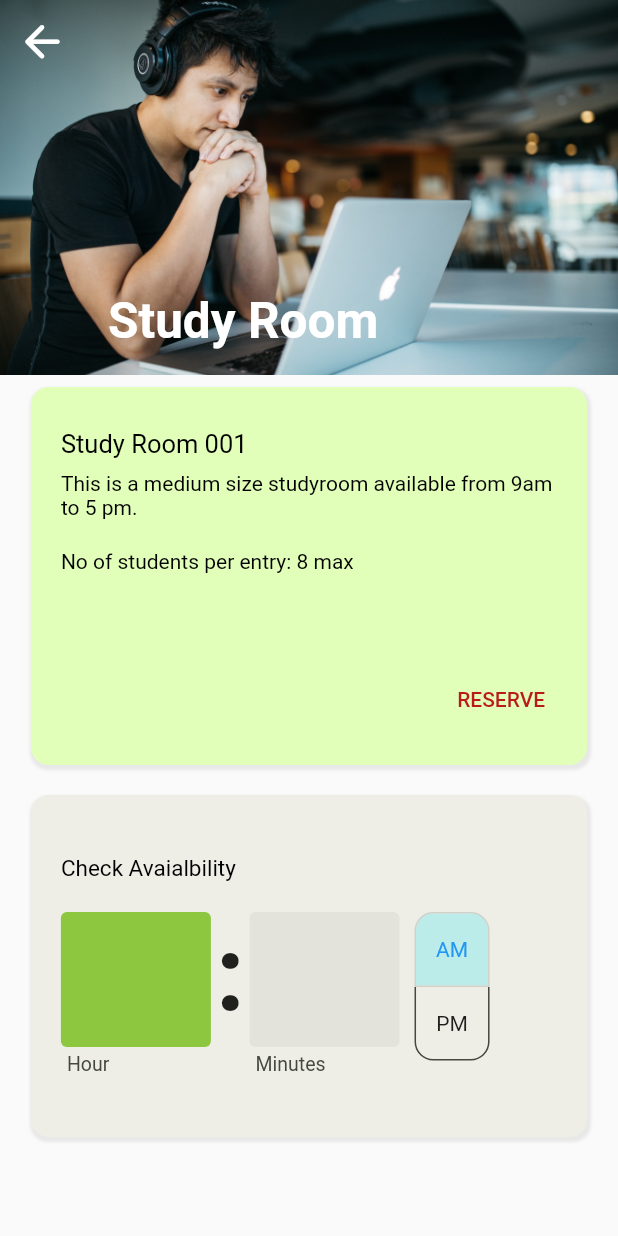
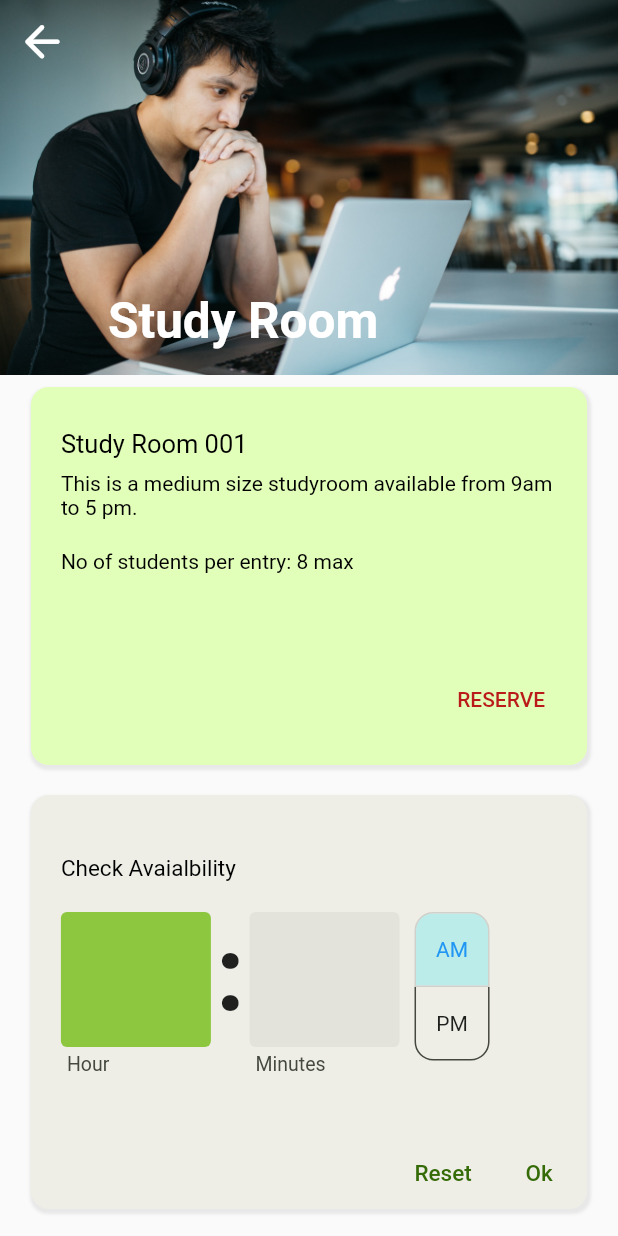
Before and after one commit to demeshFernando/NLIB_NSBM_Library_Assistant, a Flutter app: the screen it shows after launch, after a tap on "AM", on a phone screen of 412 x 824 dp. Run offline on Flutter 3.47's test engine with Material 2 defaults, Android fonts, the light colour scheme and no system bars; our stand-ins replace google_fonts, hexcolor, wakelock.

Commit message:
v0.9 studyroom1
//** functions **//

```diff
--- a/lib/pages/study_home.dart
+++ b/lib/pages/study_home.dart
@@ -17,6 +17,7 @@ class _studyHomeState extends State<studyHome> {
   TextEditingController _hourcontroller = TextEditingController();
   TextEditingController _minutecontroller = TextEditingController();
   List<bool> _selections = List.generate(2, (index) => false);
+  bool isAM = true; //**  AM/PM button , if AM selected this is true  **//
   @override
   Widget build(BuildContext context) {
     Wakelock.enable();
@@ -101,7 +102,9 @@ class _studyHomeState extends State<studyHome> {
                                 mainAxisAlignment: MainAxisAlignment.end,
                                 children: [
                                   TextButton(
-                                    onPressed: () {},
+                                    onPressed: () {
+                                      // RESERVE text button function //
+                                    },
                                     child: Text(
                                       'RESERVE',
                                       style: GoogleFonts.roboto(
@@ -133,7 +136,7 @@ class _studyHomeState extends State<studyHome> {
                             ],
                           ),
                           child: Padding(
-                            padding: const EdgeInsets.only(left: 20,top: 40),
+                            padding: const EdgeInsets.only(left: 20, top: 40),
                             child: Column(
                               mainAxisAlignment: MainAxisAlignment.start,
                               crossAxisAlignment: CrossAxisAlignment.start,
@@ -185,31 +188,79 @@ class _studyHomeState extends State<studyHome> {
                                         children: [
                                           ToggleButtons(
                                             isSelected: _selections,
-                                              onPressed: (int index){
+                                            onPressed: (int index) {
                                               setState(() {
-                                                  for (int buttonIndex = 0; buttonIndex < _selections.length; buttonIndex++) {
+                                                for (int buttonIndex = 0;
+                                                    buttonIndex <
+                                                        _selections.length;
+                                                    buttonIndex++) {
                                                   if (buttonIndex == index) {
-                                  _selections[buttonIndex] = true;
+                                                    _selections[buttonIndex] =
+                                                        true;
+                                                    if (index == 0) {
+                                                      isAM = true;
                                                     } else {
-                                  _selections[buttonIndex] = false;
+                                                      isAM = false;
                                                     }
-
-                                  );
+                                                  } else {
+                                                    _selections[buttonIndex] =
+                                                        false;
+                                                  }
+                                                }
+                                              });
                                             },
-
                                             fillColor: HexColor('#BBECEA'),
                                             direction: Axis.vertical,
                                             borderWidth: 1,
                                             borderColor: HexColor('#44483E'),
-                                              borderRadius: const BorderRadius.all(
+                                            borderRadius:
+                                                const BorderRadius.all(
                                               Radius.circular(12),
                                             ),
                                             children: const [
                                               Text('AM'),
                                               Text('PM')
-                                              ])
+                                            ],
+                                          )
                                         ],
                                       ),
+                                    )
+                                  ],
+                                ),
+                                Row(
+                                  mainAxisAlignment: MainAxisAlignment.end,
+                                  children: [
+                                    Row(
+                                      mainAxisAlignment:
+                                          MainAxisAlignment.spaceBetween,
+                                      children: [
+                                        TextButton(
+                                            onPressed: () {
+
+                                              // ** Reset textbutton function **//
+
+
+                                            },
+                                            child: Text(
+                                              'Reset',
+                                              style: GoogleFonts.roboto(
+                                                  color: HexColor('#356B07'),
+                                                  fontSize: 15),
+                                            )),TextButton(
+                                            onPressed: () {
+
+                                              // ** Reset textbutton function **//
+
+
+                                            },
+                                            child: Text(
+                                              'Ok',
+                                              style: GoogleFonts.roboto(
+                                                  color: HexColor('#356B07'),
+                                                  fontSize: 15),
+                                            )),
+
+                                      ],
                                     )
                                   ],
                                 )
```
Lines whose indentation alone changed are shown as unchanged.
